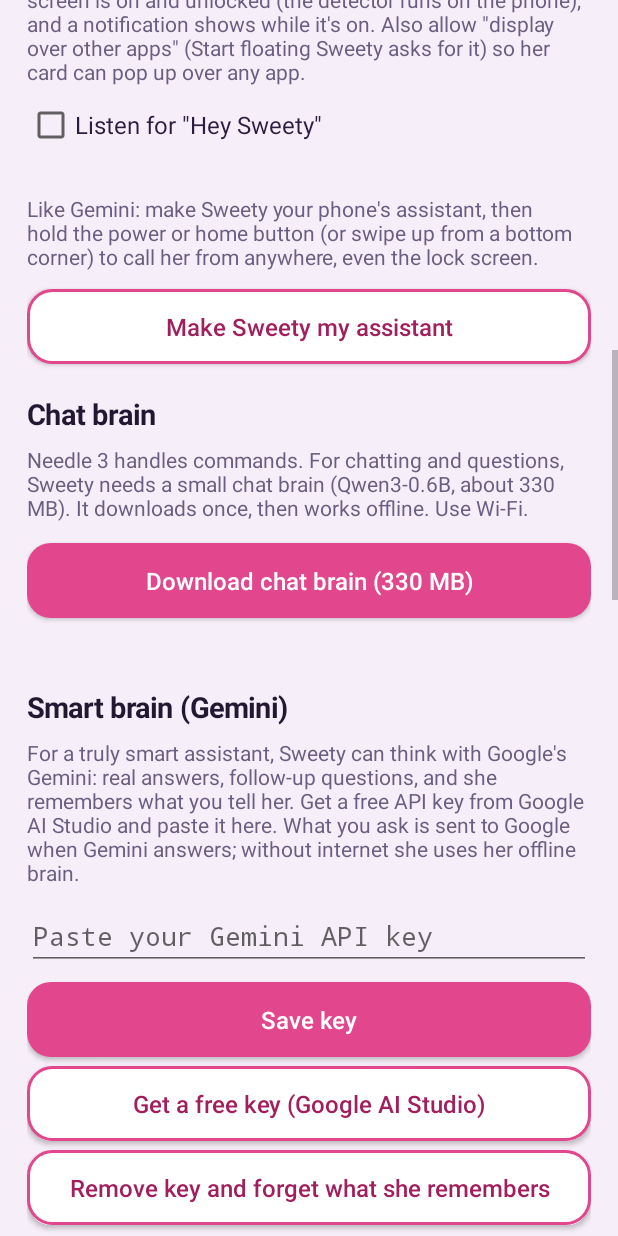
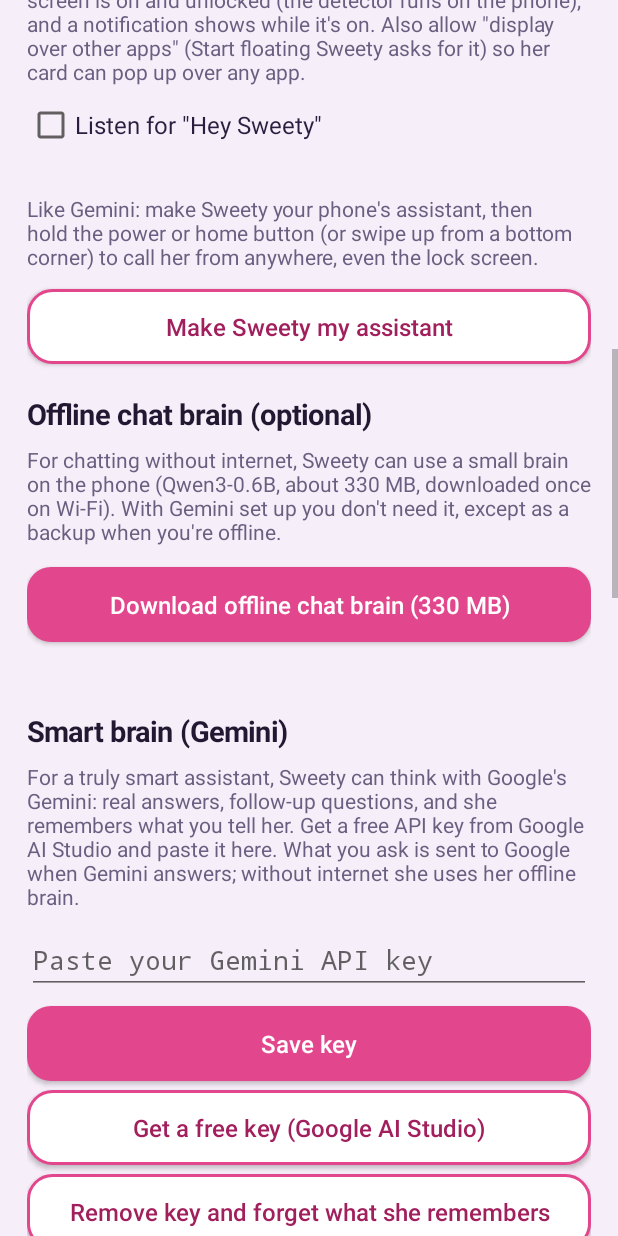
Before and after one commit to Nag451245/Mobile-Robo, an Android app: the screen it shows after launch (MainActivity), scrolled down 1153 dp, on a phone screen of 412 x 824 dp. Run offline under Robolectric (Android 15) with nearby library versions, the phone set to English and light mode, and no system bars; libraries missing offline, so code that uses them is left out: com.k2fsa.sherpa; pictures from the network do not load; 17 statements that could not run were skipped.

Commit message:
Android: a button to remove the offline chat brain (frees about 330 MB)
With Gemini the 330 MB Qwen model is only an offline backup, so it can now be
removed from the app (model, half downloads and its prepared-weights cache).

Co-Authored-By: Claude Opus 5.5 <noreply@anthropic.com>

```diff
--- a/blink-android/app/src/main/java/com/blink/buddy/MainActivity.java
+++ b/blink-android/app/src/main/java/com/blink/buddy/MainActivity.java
@@ -59,7 +59,7 @@ public class MainActivity extends Activity implements Assistant.Host, Ears.Callb
         });
     }
     private CheckBox wakeBox;
-    private Button chatBtn;
+    private Button chatBtn, removeChatBtn;
     private float dp;
     private SharedPreferences prefs;
     private BlinkView preview;
@@ -161,13 +161,21 @@ public class MainActivity extends Activity implements Assistant.Host, Ears.Callb
         col.addView(assistant, full(px(8)));
 
         // Chat brain: a small offline language model for real conversations
-        col.addView(header("Chat brain"));
-        col.addView(text("Needle 3 handles commands. For chatting and questions, Sweety needs a small chat brain (Qwen3-0.6B, about 330 MB). It downloads once, then works offline. Use Wi-Fi.", 14, false));
-        chatBtn = button("Download chat brain (330 MB)", true);
+        col.addView(header("Offline chat brain (optional)"));
+        col.addView(text("For chatting without internet, Sweety can use a small brain on the phone (Qwen3-0.6B, about 330 MB, downloaded once on Wi-Fi). "
+            + "With Gemini set up you don't need it, except as a backup when you're offline.", 14, false));
+        chatBtn = button("Download offline chat brain (330 MB)", true);
         chatBtn.setOnClickListener(v -> downloadChat());
         col.addView(chatBtn, full(px(10)));
         chatInfo = text("", 13, false);
         col.addView(chatInfo);
+        removeChatBtn = button("Remove offline chat brain (frees about 330 MB)", false);
+        removeChatBtn.setOnClickListener(v -> {
+            long freed = Assistant.get(this).chatBrain().delete();
+            toast("Removed. Freed " + (freed >> 20) + " MB.");
+            refreshChat();
+        });
+        col.addView(removeChatBtn, full(px(6)));
         refreshChat();
 
         // Smart brain: Gemini with the user's own free key
@@ -346,11 +354,13 @@ public class MainActivity extends Activity implements Assistant.Host, Ears.Callb
         ChatBrain cb = Assistant.get(this).chatBrain();
         if (cb.downloaded()) {
             chatBtn.setVisibility(View.GONE);
-            chatInfo.setText("Chat brain downloaded. Ask Sweety anything: \"tell me a story\", \"why is the sky blue?\", \"I'm bored\".");
+            chatInfo.setText("Offline chat brain downloaded.");
         } else if (!cb.downloading()) {
             chatBtn.setVisibility(View.VISIBLE);
             chatBtn.setEnabled(true);
+            chatInfo.setText("");
         }
+        if (removeChatBtn != null) removeChatBtn.setVisibility(cb.downloaded() ? View.VISIBLE : View.GONE);
         refreshBrain();
     }
 
```
Also changed, not shown: blink-android/app/src/main/java/com/blink/buddy/ChatBrain.java (+16 -0 lines).
